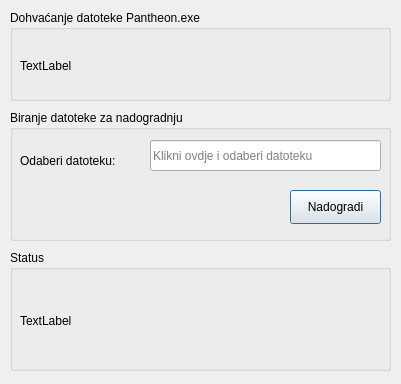
The window that untitled.ui (hrvoojex/pantheon_upgrade_local) describes before a commit, drawn with Qt 5.
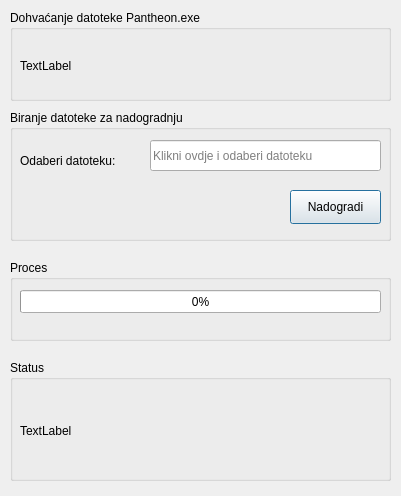
The same window after the commit.

Commit message: Added progress bar, centered hyperlink. Progress bar is not working with pyqtSignal. It sets value to progresbarr via callback method

The edit to the form file:
```diff
--- a/untitled.ui
+++ b/untitled.ui
@@ -7,7 +7,7 @@
     <x>0</x>
     <y>0</y>
     <width>401</width>
-    <height>384</height>
+    <height>496</height>
    </rect>
   </property>
   <property name="minimumSize">
@@ -75,7 +75,7 @@
    <property name="geometry">
     <rect>
      <x>10</x>
-     <y>250</y>
+     <y>360</y>
      <width>381</width>
      <height>121</height>
     </rect>
@@ -123,6 +123,32 @@
     </property>
    </widget>
   </widget>
+  <widget class="QGroupBox" name="groupBox_4">
+   <property name="geometry">
+    <rect>
+     <x>10</x>
+     <y>260</y>
+     <width>381</width>
+     <height>81</height>
+    </rect>
+   </property>
+   <property name="title">
+    <string>Proces</string>
+   </property>
+   <widget class="QProgressBar" name="progressBar">
+    <property name="geometry">
+     <rect>
+      <x>10</x>
+      <y>30</y>
+      <width>361</width>
+      <height>23</height>
+     </rect>
+    </property>
+    <property name="value">
+     <number>0</number>
+    </property>
+   </widget>
+  </widget>
  </widget>
  <tabstops>
   <tabstop>lineEdit</tabstop>
```
The commit also changes 2 other files.
